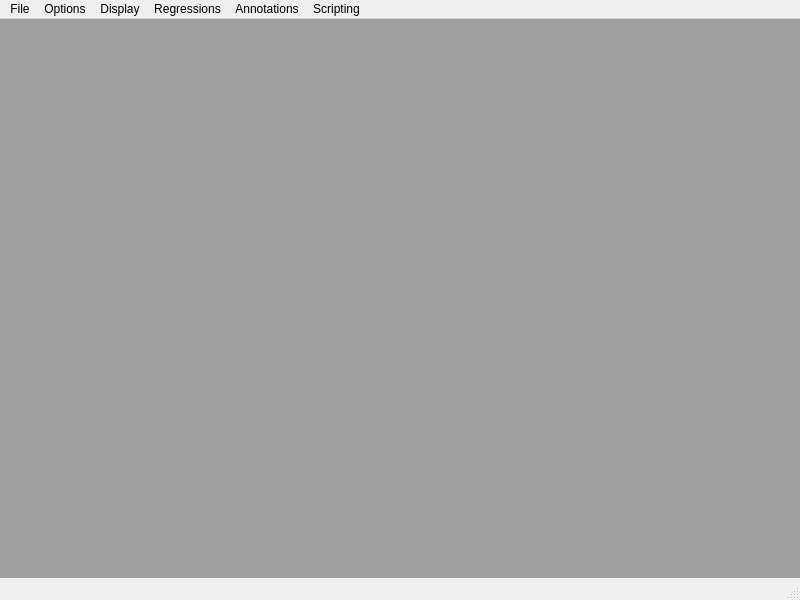
The window that mainwindow.ui (adamb924/AcousticWorkspace) describes before a commit, drawn with Qt 5.
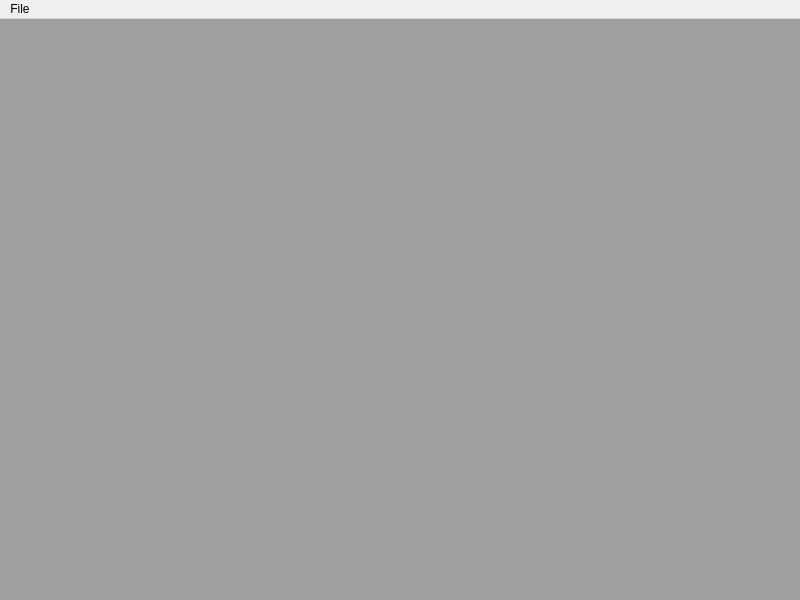
The same window after the commit.

Diff of the .ui file:
```diff
--- a/mainwindow.ui
+++ b/mainwindow.ui
@@ -10,10 +10,22 @@
     <height>600</height>
    </rect>
   </property>
+  <property name="sizePolicy">
+   <sizepolicy hsizetype="Maximum" vsizetype="Maximum">
+    <horstretch>0</horstretch>
+    <verstretch>0</verstretch>
+   </sizepolicy>
+  </property>
   <property name="windowTitle">
    <string>Acoustic Workspace</string>
   </property>
   <widget class="QWidget" name="centralwidget">
+   <property name="sizePolicy">
+    <sizepolicy hsizetype="Maximum" vsizetype="Maximum">
+     <horstretch>0</horstretch>
+     <verstretch>0</verstretch>
+    </sizepolicy>
+   </property>
    <layout class="QVBoxLayout" name="verticalLayout">
     <property name="leftMargin">
      <number>0</number>
@@ -28,7 +40,14 @@
      <number>0</number>
     </property>
     <item>
-     <widget class="QMdiArea" name="mdiArea"/>
+     <widget class="QMdiArea" name="mdiArea">
+      <property name="sizePolicy">
+       <sizepolicy hsizetype="Expanding" vsizetype="Expanding">
+        <horstretch>0</horstretch>
+        <verstretch>0</verstretch>
+       </sizepolicy>
+      </property>
+     </widget>
     </item>
    </layout>
   </widget>
@@ -55,41 +74,8 @@
     <addaction name="actionImport_sound_to_create_waveform"/>
     <addaction name="actionImport_Text_Grid"/>
    </widget>
-   <widget class="QMenu" name="menuOptions">
-    <property name="title">
-     <string>Options</string>
-    </property>
-    <addaction name="actionData_Manager"/>
-    <addaction name="actionPlot_Manager"/>
-   </widget>
-   <widget class="QMenu" name="menuDisplay">
-    <property name="title">
-     <string>Display</string>
-    </property>
-   </widget>
-   <widget class="QMenu" name="menuRegressions">
-    <property name="title">
-     <string>Regressions</string>
-    </property>
-   </widget>
-   <widget class="QMenu" name="menuAnnotations">
-    <property name="title">
-     <string>Annotations</string>
-    </property>
-   </widget>
-   <widget class="QMenu" name="menuScripting">
-    <property name="title">
-     <string>Scripting</string>
-    </property>
-   </widget>
    <addaction name="menuFile"/>
-   <addaction name="menuOptions"/>
-   <addaction name="menuDisplay"/>
-   <addaction name="menuRegressions"/>
-   <addaction name="menuAnnotations"/>
-   <addaction name="menuScripting"/>
   </widget>
-  <widget class="QStatusBar" name="statusbar"/>
   <action name="actionOpen_Sound">
    <property name="text">
     <string>Open Sound</string>
```
